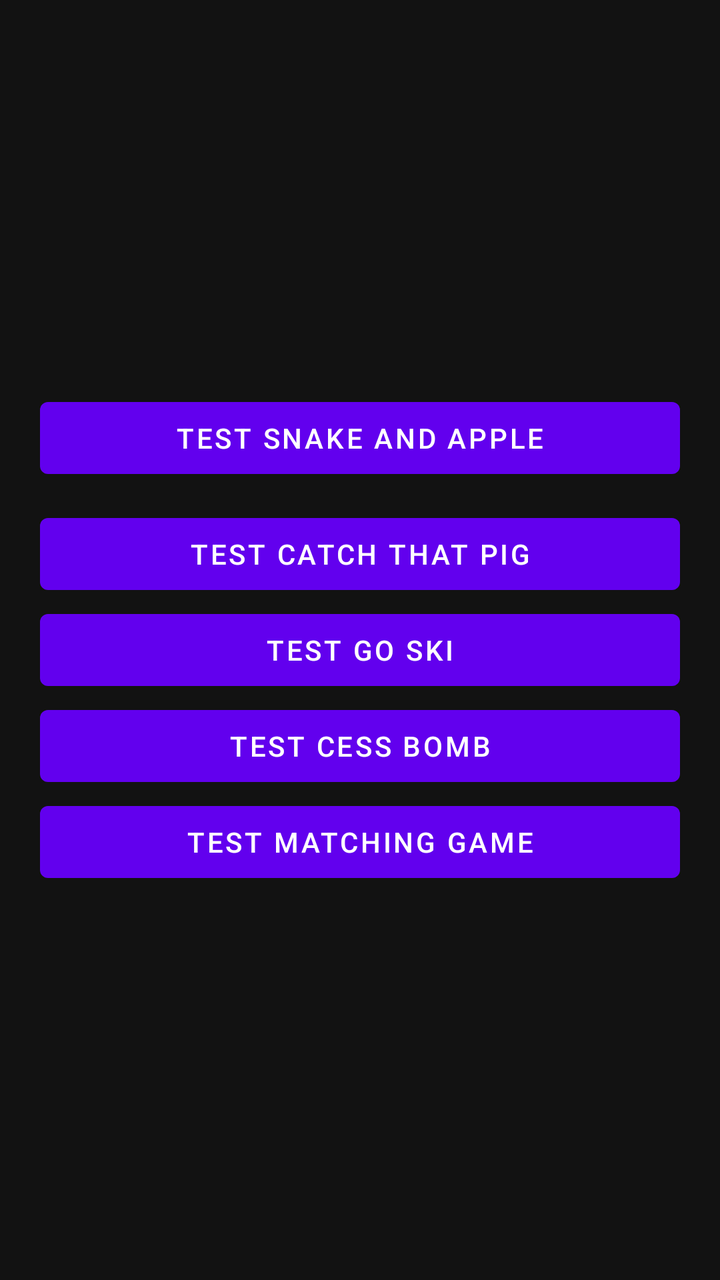
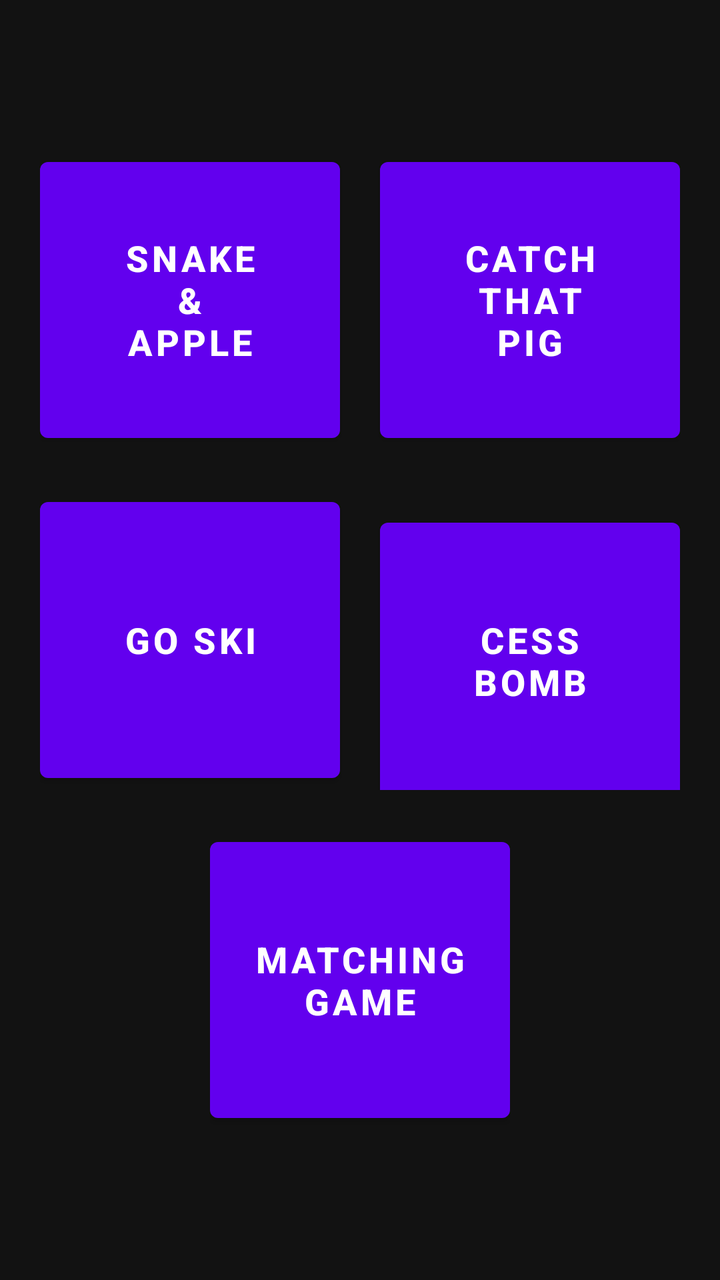

Two renders of the same Android screen: before a commit and after it. Below are the layout's source before the change and the commit's diff.
<!-- AndroidManifest.xml: application theme Theme.SummertimeParty -->
<!-- res/layout/activity_main.xml -->
<?xml version="1.0" encoding="utf-8"?>
<LinearLayout xmlns:android="http://schemas.android.com/apk/res/android"
    android:layout_width="match_parent"
    android:layout_height="match_parent"
    android:orientation="vertical"
    android:gravity="center"
    android:padding="20dp"
    android:background="#121212">

    
    <Button
        android:id="@+id/btnSnake"
        android:layout_width="match_parent"
        android:layout_height="wrap_content"
        android:text="Test Snake and Apple"
        android:layout_marginBottom="10dp"/>

    
    <Button
        android:id="@+id/btnPig"
        android:layout_width="match_parent"
        android:layout_height="wrap_content"
        android:text="Test Catch That Pig" />

    <Button
        android:id="@+id/btnGoSki"
        android:layout_width="match_parent"
        android:layout_height="wrap_content"
        android:text="Test Go SKi" />

    <Button
        android:id="@+id/btnCessBomb"
        android:layout_width="match_parent"
        android:layout_height="wrap_content"
        android:text="Test Cess Bomb" />

    <Button
        android:id="@+id/btnMatchingGame"
        android:layout_width="match_parent"
        android:layout_height="wrap_content"
        android:text="Test Matching Game" />


</LinearLayout>
<!-- resources referenced by this layout -->
<resources>
  <style name="Theme.SummertimeParty" parent="Theme.MaterialComponents.DayNight.DarkActionBar">
          
          <item name="colorPrimary">@color/purple_500</item>
          <item name="colorPrimaryVariant">@color/purple_700</item>
          <item name="colorOnPrimary">@color/white</item>
          
          <item name="colorSecondary">@color/teal_200</item>
          <item name="colorSecondaryVariant">@color/teal_700</item>
          <item name="colorOnSecondary">@color/black</item>
          
          <item name="android:statusBarColor">?attr/colorPrimaryVariant</item>
          
      </style>
  <color name="purple_500">#FF6200EE</color>
  <color name="purple_700">#FF3700B3</color>
  <color name="white">#FFFFFFFF</color>
  <color name="teal_200">#FF03DAC5</color>
  <color name="teal_700">#FF018786</color>
  <color name="black">#FF000000</color>
</resources>

<!-- the commit's change to res/layout/activity_main.xml (unified diff, before → after) -->
@@ -4,41 +4,71 @@
     android:layout_height="match_parent"
     android:orientation="vertical"
     android:gravity="center"
-    android:padding="20dp"
     android:background="#121212">
 
     
-    <Button
-        android:id="@+id/btnSnake"
-        android:layout_width="match_parent"
+    <LinearLayout
+        android:layout_width="wrap_content"
         android:layout_height="wrap_content"
-        android:text="Test Snake and Apple"
-        android:layout_marginBottom="10dp"/>
+        android:orientation="horizontal"
+        android:layout_marginBottom="20dp">
+
+        <Button
+            android:id="@+id/btnSnake"
+            android:layout_width="150dp"
+            android:layout_height="150dp"
+            android:text="Snake\n&amp;\nApple"
+            android:textSize="18sp"
+            android:textStyle="bold"
+            android:layout_marginEnd="20dp" />
+
+        <Button
+            android:id="@+id/btnPig"
+            android:layout_width="150dp"
+            android:layout_height="150dp"
+            android:text="Catch\nThat\nPig"
+            android:textSize="18sp"
+            android:textStyle="bold" />
+    </LinearLayout>
 
     
-    <Button
-        android:id="@+id/btnPig"
-        android:layout_width="match_parent"
+    <LinearLayout
+        android:layout_width="wrap_content"
         android:layout_height="wrap_content"
-        android:text="Test Catch That Pig" />
+        android:orientation="horizontal"
+        android:layout_marginBottom="20dp">
 
-    <Button
-        android:id="@+id/btnGoSki"
-        android:layout_width="match_parent"
+        <Button
+            android:id="@+id/btnGoSki"
+            android:layout_width="150dp"
+            android:layout_height="150dp"
+            android:text="Go Ski"
+            android:textSize="18sp"
+            android:textStyle="bold"
+            android:layout_marginEnd="20dp" />
+
+        <Button
+            android:id="@+id/btnCessBomb"
+            android:layout_width="150dp"
+            android:layout_height="150dp"
+            android:text="Cess\nBomb"
+            android:textSize="18sp"
+            android:textStyle="bold" />
+    </LinearLayout>
+
+    
+    <LinearLayout
+        android:layout_width="wrap_content"
         android:layout_height="wrap_content"
-        android:text="Test Go SKi" />
+        android:orientation="horizontal">
 
-    <Button
-        android:id="@+id/btnCessBomb"
-        android:layout_width="match_parent"
-        android:layout_height="wrap_content"
-        android:text="Test Cess Bomb" />
-
-    <Button
-        android:id="@+id/btnMatchingGame"
-        android:layout_width="match_parent"
-        android:layout_height="wrap_content"
-        android:text="Test Matching Game" />
-
+        <Button
+            android:id="@+id/btnMatching"
+            android:layout_width="150dp"
+            android:layout_height="150dp"
+            android:text="Matching\nGame"
+            android:textSize="18sp"
+            android:textStyle="bold" />
+    </LinearLayout>
 
 </LinearLayout>
